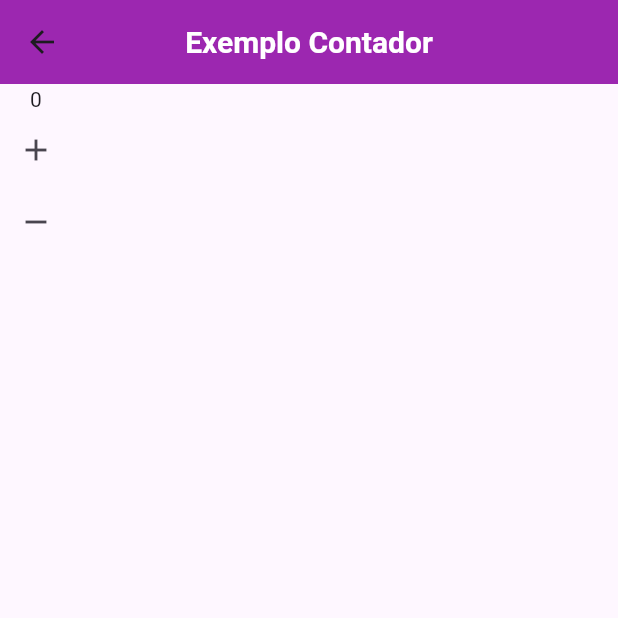
After one commit to Daniells642/shop_app, a Flutter app: the CounterPage screen opened directly, on a phone screen of 412 x 824 dp, the top half of it. The commit adds this screen. Run offline on Flutter 3.47's test engine with Material 3 defaults, Android fonts, the phone set to English and light mode, and no system bars; network calls fail.

Commit message:
iniciando a utilização do provider (ChangeNotifierProvider)

```diff
--- /dev/null
+++ b/devtools_options.yaml
@@ -0,0 +1,3 @@
+description: This file stores settings for Dart & Flutter DevTools.
+documentation: https://docs.flutter.dev/tools/devtools/extensions#configure-extension-enablement-states
+extensions:
--- /dev/null
+++ b/lib/models/product_list.dart
@@ -0,0 +1,16 @@
+import 'package:flutter/material.dart';
+import 'package:shop/models/product.dart';
+import 'package:shop/data/dummy_products.dart';
+
+class ProductList with ChangeNotifier {
+  final List<Product> _items = dummyProducts;
+
+  List<Product> get items => [..._items];
+
+  void addProduct(Product product) {
+
+    _items.add(product);
+    //notifica os interessados(pais/filhos).
+    notifyListeners();
+  }
+}
--- /dev/null
+++ b/lib/pages/counter_page.dart
@@ -0,0 +1,45 @@
+import 'package:flutter/material.dart';
+import 'package:shop/providers/counter.dart';
+
+class CounterPage extends StatefulWidget {
+  const CounterPage({Key? key}) : super(key: key);
+
+  @override
+  State<CounterPage> createState() => _CounterPageState();
+}
+
+class _CounterPageState extends State<CounterPage> {
+  @override
+  Widget build(BuildContext context) {
+    final provider = CounterProvider.of(context);
+
+    return Scaffold(
+      appBar: AppBar(
+        title: const Text('Exemplo Contador'),
+      ),
+      body: Column(
+        children: [
+          Text(provider?.state.value.toString() ?? '0'),
+          IconButton(
+            onPressed: () {
+              setState(() {
+                provider?.state.inc();
+              });
+              //print(provider?.state.value);
+            },
+            icon: const Icon(Icons.add),
+          ),
+          IconButton(
+            onPressed: () {
+              setState(() {
+                provider?.state.dec();
+              });
+              //print(provider?.state.value);
+            },
+            icon: const Icon(Icons.remove),
+          ),
+        ],
+      ),
+    );
+  }
+}
--- /dev/null
+++ b/lib/providers/counter.dart
@@ -0,0 +1,29 @@
+import 'package:flutter/material.dart';
+
+class CounterState {
+  int _value = 0;
+
+  void inc() => _value++;
+  void dec() => _value--;
+  int get value => _value;
+
+  bool diff(CounterState old) {
+    return old._value != _value;
+  }
+}
+
+class CounterProvider extends InheritedWidget {
+  final CounterState state = CounterState();
+
+  CounterProvider({Key? key, required Widget child})
+      : super(key: key, child: child);
+
+  static CounterProvider? of(BuildContext context) {
+    return context.dependOnInheritedWidgetOfExactType<CounterProvider>();
+  }
+
+  @override
+  bool updateShouldNotify(covariant CounterProvider oldWidget) {
+    throw oldWidget.state.diff(state);
+  }
+}
```
Also changed, not shown: lib/main.dart (+7 -2 lines), lib/pages/products_overview_page.dart (+7 -4 lines).
